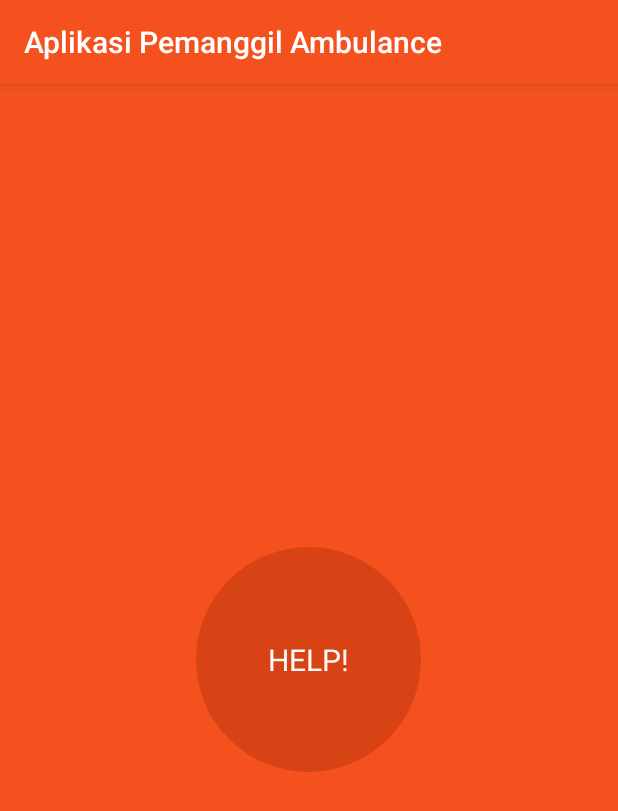
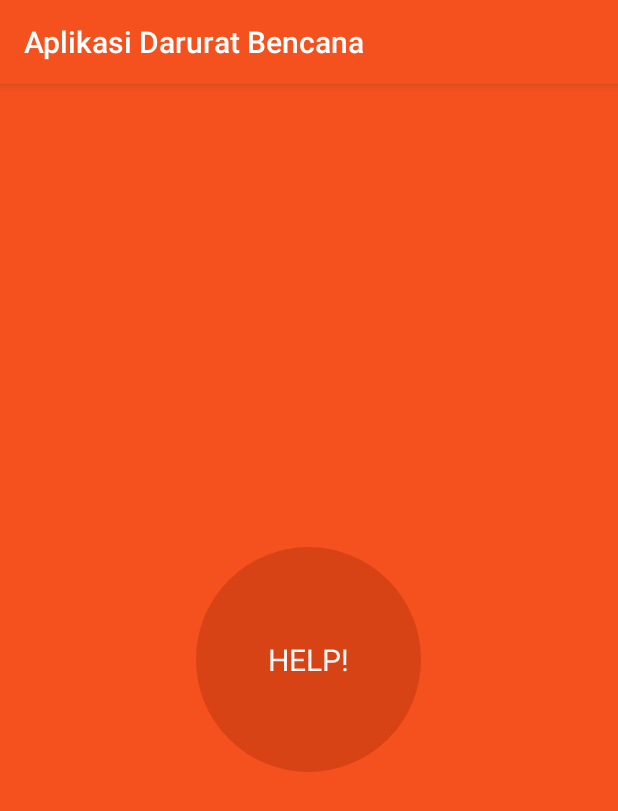
Before and after one commit to yoktavian/sosbutton, an Android app: the screen it shows after launch (MainActivity), on a phone screen of 412 x 824 dp. Shown: the top 811 px of the screen. Run offline under Robolectric (Android 15) with nearby library versions, the phone set to English and light mode, and no system bars.

Commit message:
create apk

```diff
--- a/app/src/main/java/yoktavian/studio/sos/MainActivity.java
+++ b/app/src/main/java/yoktavian/studio/sos/MainActivity.java
@@ -27,7 +27,7 @@ public class MainActivity extends AppCompatActivity {
     protected void onCreate(Bundle savedInstanceState) {
         super.onCreate(savedInstanceState);
         setContentView(R.layout.activity_main);
-        getSupportActionBar().setTitle("Aplikasi Pemanggil Ambulance");
+        getSupportActionBar().setTitle("Aplikasi Darurat Bencana");
         RelativeLayout btn_sos = (RelativeLayout)findViewById(R.id.btn_sos);
         btn_sos.setOnClickListener(new View.OnClickListener() {
             @Override
--- a/app/src/main/res/values/strings.xml
+++ b/app/src/main/res/values/strings.xml
@@ -1,3 +1,3 @@
 <resources>
-    <string name="app_name">Ambulance</string>
+    <string name="app_name">Tombol Darurat</string>
 </resources>
```
Also changed, not shown: 1 other file.
